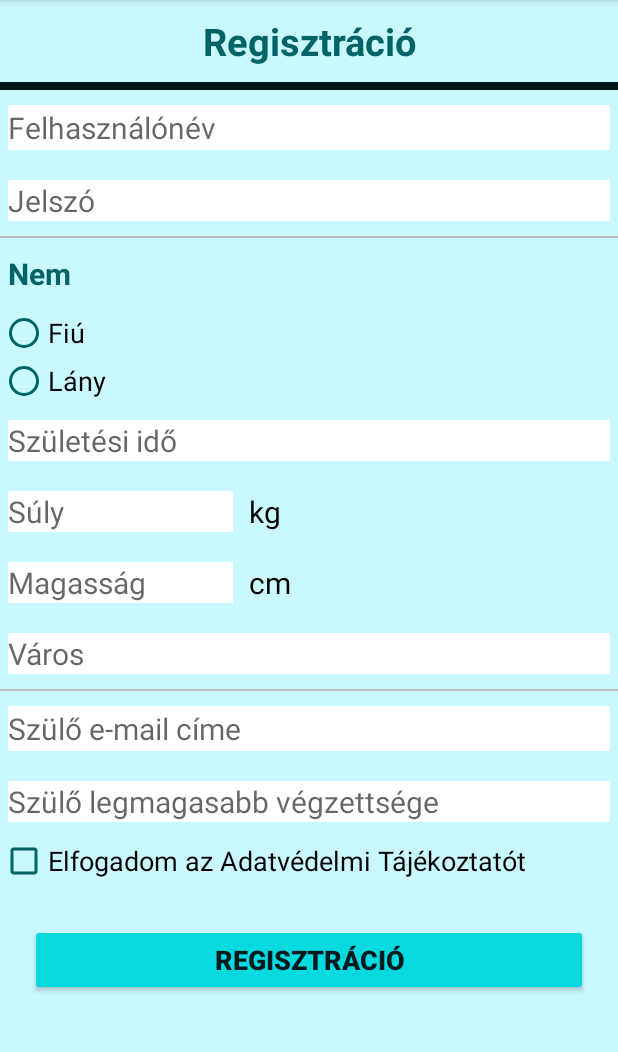
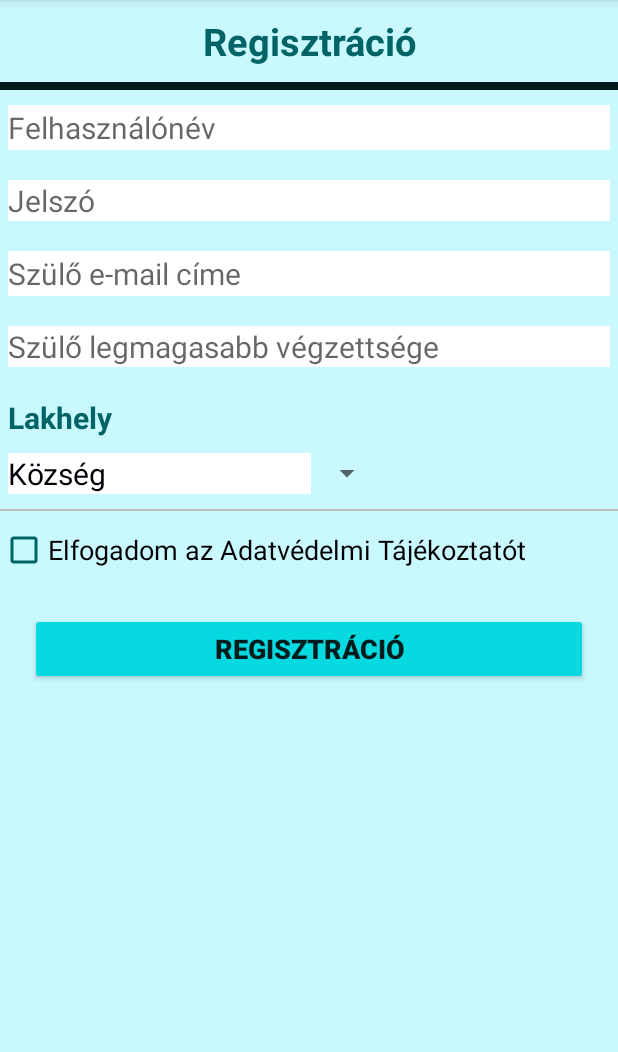
Before and after one commit to riesjulianna/HealthyTamagochi, an Android app: the Registration screen opened directly, with no data from a screen before it, on a phone screen of 412 x 824 dp, the part 84-1136 px from its top. Run offline under Robolectric (Android 15) with nearby library versions, the phone set to English and light mode, and no system bars.

Commit message:
javitasok 02.12

```diff
--- a/app/src/main/java/com/example/healthytamagochi/Questions1.java
+++ b/app/src/main/java/com/example/healthytamagochi/Questions1.java
@@ -43,6 +43,8 @@ public class Questions1 extends AppCompatActivity {
         if (b != null) {
             selectedPic = b.getString("selectedPic");
         }
+       // String pic="R.drawable"+selectedPic;
+        //avatar.setImageResource(Integer.parseInt(pic));
 
         if (selectedPic.equals("boy1"))
         {
--- a/app/src/main/java/com/example/healthytamagochi/Registration.java
+++ b/app/src/main/java/com/example/healthytamagochi/Registration.java
@@ -8,11 +8,13 @@ import android.os.Bundle;
 import android.text.TextUtils;
 import android.util.Patterns;
 import android.view.View;
+import android.widget.ArrayAdapter;
 import android.widget.CheckBox;
 import android.widget.DatePicker;
 import android.widget.EditText;
 import android.widget.RadioButton;
 import android.widget.RadioGroup;
+import android.widget.Spinner;
 import android.widget.TextView;
 import android.widget.Toast;
 
@@ -20,10 +22,7 @@ import java.util.Calendar;
 
 public class Registration extends AppCompatActivity {
 
-     EditText emailParent,username,city,weight,height,password,parentEducation;
-     TextView birthdate;
-     RadioGroup sex;
-     RadioButton girl,boy;
+     EditText emailParent,username,city,password,parentEducation;
      CheckBox acceptRules;
 
 
@@ -32,18 +31,18 @@ public class Registration extends AppCompatActivity {
         super.onCreate(savedInstanceState);
         setContentView(R.layout.activity_registration);
 
+
         emailParent=findViewById(R.id.emailParent);
         username=findViewById(R.id.username);
-        city=findViewById(R.id.city);
-        birthdate=findViewById(R.id.birthdate);
-        weight=findViewById(R.id.weight);
-        height=findViewById(R.id.height);
-        sex=findViewById(R.id.sex);
-        girl=findViewById(R.id.girl);
-        boy=findViewById(R.id.boy);
         acceptRules=findViewById(R.id.acceptRules);
         password=findViewById(R.id.password);
         parentEducation=findViewById(R.id.parentEducation);
+
+        Spinner spinner_residence = (Spinner) findViewById(R.id.residences);
+        ArrayAdapter<CharSequence> adapter_residence = ArrayAdapter.createFromResource(this,
+                R.array.residences, R.layout.spinner_item);
+        adapter_residence.setDropDownViewResource(R.layout.spinner_dropdown_item);
+        spinner_residence.setAdapter(adapter_residence);
 
 
     }
@@ -51,35 +50,12 @@ public class Registration extends AppCompatActivity {
         return (!TextUtils.isEmpty(target) && Patterns.EMAIL_ADDRESS.matcher(target).matches());
     }
 
-    public void dateSelecterOpen(View v){
-        Calendar c = Calendar.getInstance();
-        int day=c.get(Calendar.DAY_OF_MONTH);
-        int month=c.get(Calendar.MONTH);
-        int year=c.get(Calendar.YEAR);
-
-        DatePickerDialog dpd = new DatePickerDialog(
-                this,
-                new DatePickerDialog.OnDateSetListener() {
-                    @Override
-                    public void onDateSet(DatePicker datePicker,
-                                          int i, int i1, int i2) {
-                        String date = i+"."+(i1+1)+"."+i2;
-                        birthdate.setText(date);
-                    }
-                },
-                year, month, day
-        );
-        dpd.show();
-
-    }
 
     public void registrationClick(View v)
     {
         if(isValidEmail(emailParent.getText()))
         {
-           if(boy.isChecked() || girl.isChecked()) {
-               if(username.getText().toString().equals("") || city.getText().toString().equals("")
-                       || weight.getText().toString().equals("") || height.getText().toString().equals("") || birthdate.getText().toString().equals("")
+               if(username.getText().toString().equals("")
                          ||  password.getText().toString().equals("") || parentEducation.getText().toString().equals("") )
                {
                    Toast.makeText(this, "Üres mező(k)!", Toast.LENGTH_LONG).show();
@@ -97,14 +73,7 @@ public class Registration extends AppCompatActivity {
                    }
 
                }
-
             }
-           else
-           {
-               Toast.makeText(this, "Nem választott nemet!!", Toast.LENGTH_LONG).show();
-           }
-
-        }
         else{
             Toast.makeText(this, "Hibás e-mail cím formátum!", Toast.LENGTH_LONG).show();
         }
--- a/app/src/main/res/layout/activity_registration.xml
+++ b/app/src/main/res/layout/activity_registration.xml
@@ -48,111 +48,6 @@
                 android:hint="Jelszó"
                 android:inputType="textPassword" />
 
-            <View
-                android:id="@+id/divider2"
-                android:layout_width="match_parent"
-                android:layout_height="1dp"
-                android:background="#bdbdbd" />
-
-            <TextView
-                android:id="@+id/textView6"
-                style="@style/textView"
-                android:layout_width="match_parent"
-                android:layout_height="wrap_content"
-                android:text="Nem"
-                android:textColor="#006366"
-                android:textStyle="bold" />
-
-            <RadioGroup
-                android:id="@+id/sex"
-                android:layout_width="match_parent"
-                android:layout_height="wrap_content"
-                android:layout_weight="1">
-
-                <RadioButton
-                    android:id="@+id/boy"
-                    style="@style/radioButton"
-                    android:layout_width="match_parent"
-                    android:layout_height="wrap_content"
-                    android:layout_weight="1"
-                    android:text="Fiú" />
-
-                <RadioButton
-                    android:id="@+id/girl"
-                    style="@style/radioButton"
-                    android:layout_width="match_parent"
-                    android:layout_height="wrap_content"
-                    android:layout_weight="1"
-                    android:text="Lány" />
-
-            </RadioGroup>
-
-            <TextView
-                android:id="@+id/birthdate"
-                style="@style/signup_editText"
-                android:layout_width="match_parent"
-                android:layout_height="wrap_content"
-                android:hint="Születési idő"
-                android:onClick="dateSelecterOpen" />
-
-            <LinearLayout
-                android:layout_width="match_parent"
-                android:layout_height="match_parent"
-                android:orientation="horizontal">
-
-                <EditText
-                    android:id="@+id/weight"
-                    style="@style/signup_editText"
-                    android:layout_width="150dp"
-                    android:layout_height="wrap_content"
-                    android:hint="Súly"
-                    android:inputType="number" />
-
-                <TextView
-                    android:id="@+id/textView9"
-                    style="@style/textView"
-                    android:layout_width="wrap_content"
-                    android:layout_height="wrap_content"
-                    android:text="kg" />
-
-            </LinearLayout>
-
-            <LinearLayout
-                android:layout_width="match_parent"
-                android:layout_height="match_parent"
-                android:orientation="horizontal">
-
-                <EditText
-                    android:id="@+id/height"
-                    style="@style/signup_editText"
-                    android:layout_width="150dp"
-                    android:layout_height="wrap_content"
-                    android:hint="Magasság"
-                    android:inputType="number" />
-
-                <TextView
-                    android:id="@+id/textView10"
-                    style="@style/textView"
-                    android:layout_width="wrap_content"
-                    android:layout_height="wrap_content"
-                    android:layout_weight="1"
-                    android:text="cm" />
-            </LinearLayout>
-
-            <EditText
-                android:id="@+id/city"
-                style="@style/signup_editText"
-                android:layout_width="match_parent"
-                android:layout_height="wrap_content"
-                android:ems="10"
-                android:hint="Város"
-                android:inputType="textPostalAddress" />
-
-            <View
-                android:id="@+id/divider3"
-                android:layout_width="match_parent"
-                android:layout_height="1dp"
-                android:background="#bdbdbd" />
 
             <EditText
                 android:id="@+id/emailParent"
@@ -170,6 +65,30 @@
                 android:layout_height="wrap_content"
                 android:hint="Szülő legmagasabb végzettsége"
                 android:inputType="textPersonName" />
+
+            <TextView
+                android:id="@+id/textView15"
+                style="@style/textView"
+                android:layout_width="match_parent"
+                android:layout_height="wrap_content"
+                android:text="Lakhely"
+                android:textColor="#006366"
+                android:textStyle="bold" />
+
+            <Spinner
+                android:id="@+id/residences"
+                android:layout_width="250dp"
+                android:layout_height="wrap_content"
+                android:layout_marginLeft="5dp"
+                android:layout_marginRight="5dp" />
+
+            <View
+                android:id="@+id/divider3"
+                android:layout_width="match_parent"
+                android:layout_height="1dp"
+                android:layout_marginTop="10dp"
+                android:layout_marginBottom="10dp"
+                android:background="#bdbdbd" />
 
             <CheckBox
                 android:id="@+id/acceptRules"
--- /dev/null
+++ b/app/src/main/res/layout/spinner_item.xml
@@ -0,0 +1,9 @@
+<?xml version="1.0" encoding="utf-8"?>
+
+    <TextView xmlns:android="http://schemas.android.com/apk/res/android"
+        android:id="@android:id/text1"
+        android:layout_width="match_parent"
+        android:layout_height="wrap_content"
+        android:textSize="20sp"
+        android:background="#ffffff"
+        android:textColor="#000008" />
--- a/app/src/main/res/values/colors.xml
+++ b/app/src/main/res/values/colors.xml
@@ -7,4 +7,5 @@
     <color name="teal_700">#FF018786</color>
     <color name="black">#FF000000</color>
     <color name="white">#FFFFFFFF</color>
+    <color name="my_spinner_text_color">#9c1f5b</color>
 </resources>
--- /dev/null
+++ b/app/src/main/res/values/residences.xml
@@ -0,0 +1,10 @@
+<?xml version="1.0" encoding="utf-8"?>
+<resources>
+    <string-array name="residences">
+        <item>Község</item>
+        <item>Falu</item>
+        <item>Város</item>
+        <item>Megyeszékhely</item>
+        <item>Főváros</item>
+    </string-array>
+</resources>
--- a/app/src/main/res/values/strings.xml
+++ b/app/src/main/res/values/strings.xml
@@ -1,3 +1,4 @@
 <resources>
     <string name="app_name">HealthyTamagochi</string>
+
 </resources>
--- a/app/src/main/res/values/styles.xml
+++ b/app/src/main/res/values/styles.xml
@@ -66,4 +66,5 @@
         <item name="android:textSize">18sp</item>
         <item name="android:buttonTint">#006366</item>
     </style>
+
 </resources>
```
Also changed, not shown: app/src/main/AndroidManifest.xml (+9 -2 lines), app/src/main/java/com/example/healthytamagochi/AddChild.java (added, +121 -0 lines), app/src/main/java/com/example/healthytamagochi/Homepage.java (added, +53 -0 lines), app/src/main/java/com/example/healthytamagochi/SignIn.java (+2 -6 lines), app/src/main/res/layout/activity_add_child.xml (added, +154 -0 lines), app/src/main/res/layout/activity_homepage.xml (added, +56 -0 lines), app/src/main/res/layout/spinner_dropdown_item.xml (added, +10 -0 lines), app/src/main/res/values/kids.xml (added, +10 -0 lines), app/src/main/res/values/sex.xml (added, +7 -0 lines).
